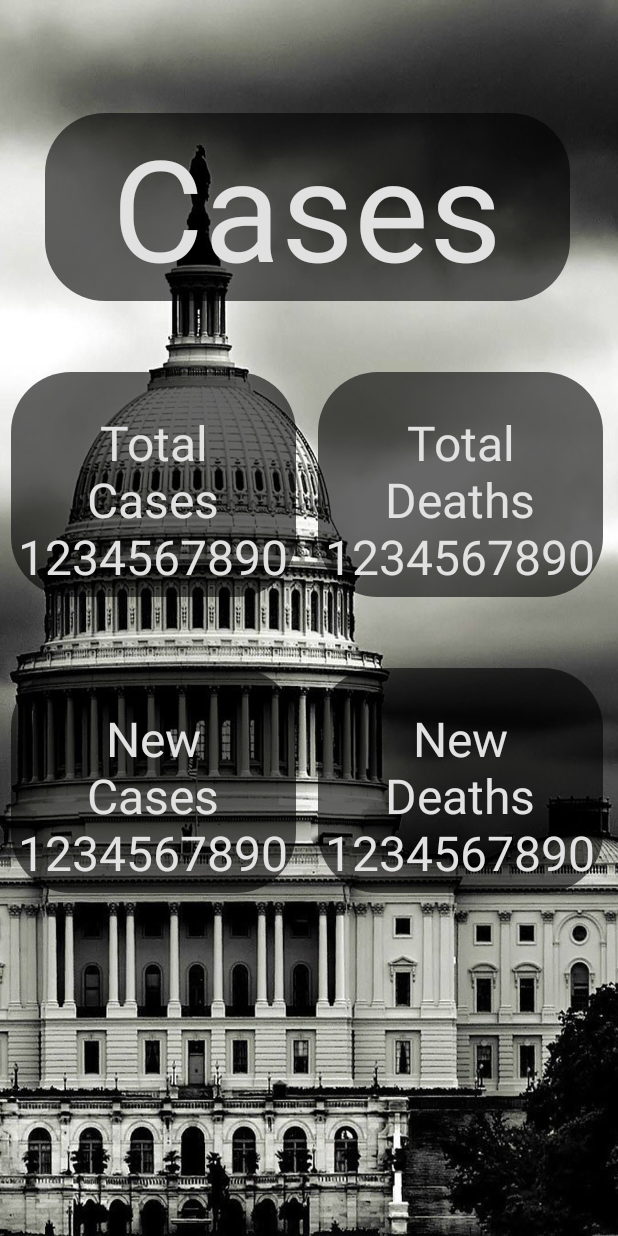
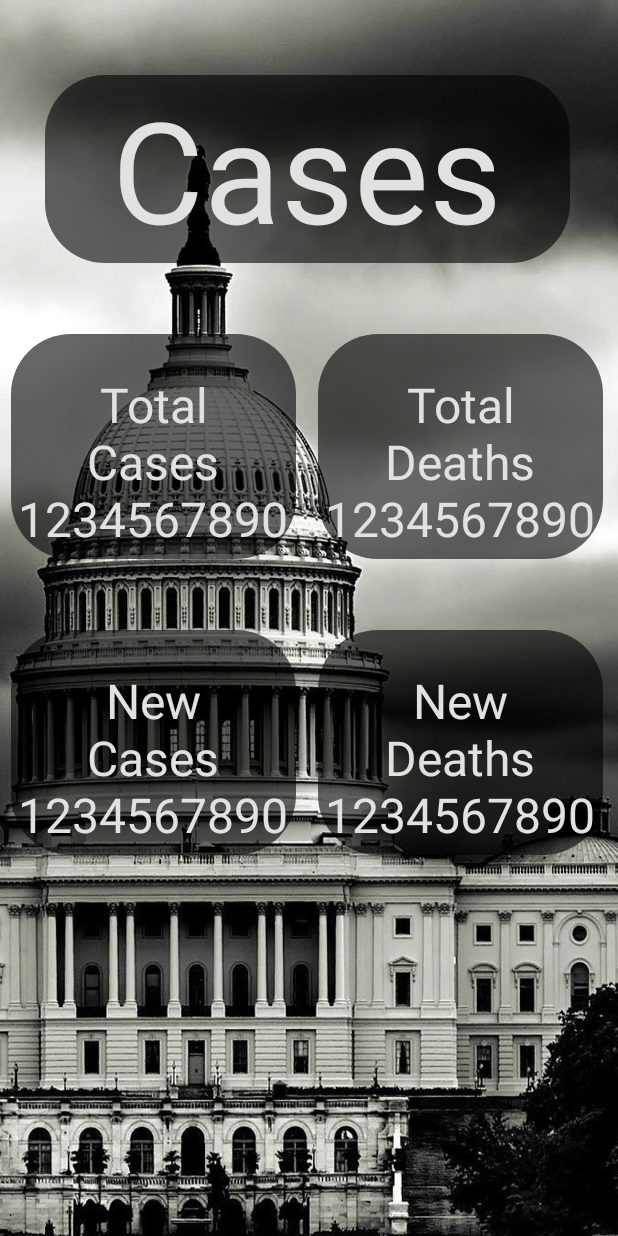
Before and after one commit to CodepathCS288/COVID19Dashboard, an Android app: the layout activity_cases_detail.xml on its own in the app's theme, with its tools: preview values and no code run, on a phone screen of 412 x 824 dp. Run offline under Robolectric (Android 15) with nearby library versions, the phone set to English and light mode, and no system bars.

Commit message:
Fixing UI for cases and vaccinations

```diff
--- a/app/src/main/res/layout/activity_cases_detail.xml
+++ b/app/src/main/res/layout/activity_cases_detail.xml
@@ -13,7 +13,7 @@
         android:layout_width="350dp"
         android:layout_height="125dp"
         android:layout_marginStart="30dp"
-        android:layout_marginTop="75dp"
+        android:layout_marginTop="50dp"
         android:layout_marginEnd="7dp"
         android:layout_marginBottom="7dp"
         android:background="@drawable/rounded_corners"
--- a/app/src/main/res/layout/activity_vaccinations_detail.xml
+++ b/app/src/main/res/layout/activity_vaccinations_detail.xml
@@ -13,7 +13,7 @@
         android:layout_width="350dp"
         android:layout_height="125dp"
         android:layout_marginStart="30dp"
-        android:layout_marginTop="75dp"
+        android:layout_marginTop="50dp"
         android:layout_marginEnd="7dp"
         android:layout_marginBottom="7dp"
         android:background="@drawable/rounded_corners"
```
